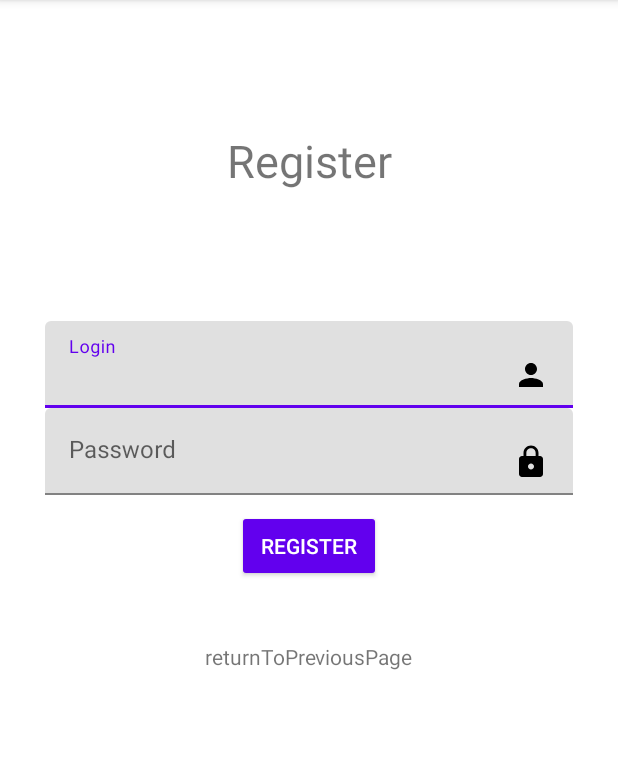
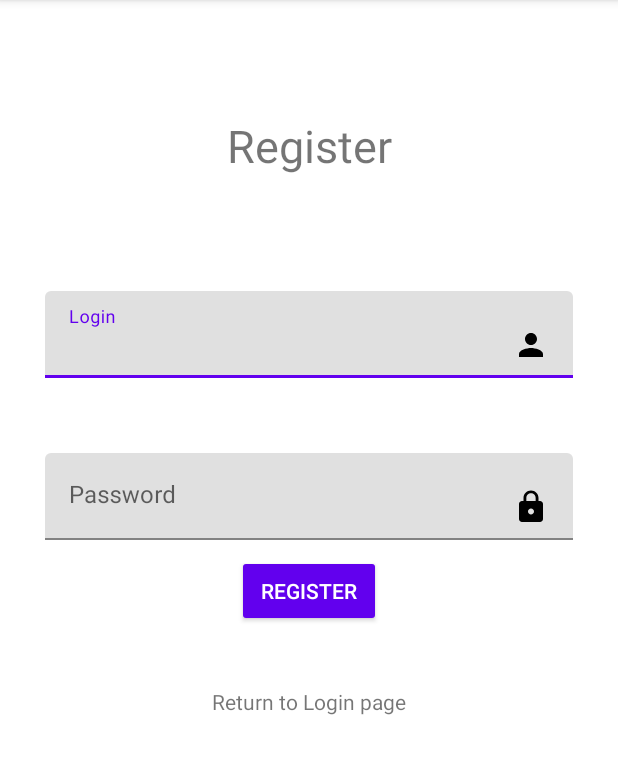
Before and after one commit to jakubpraszkowski/Dating-application-with-Pepe-memes, an Android app: the Register screen opened directly, with no data from a screen before it, on a phone screen of 412 x 824 dp, the part 84-858 px from its top. Run offline under Robolectric (Android 15) with nearby library versions, the phone set to English and light mode, and no system bars; libraries missing offline, so code that uses them is left out: com.vishnusivadas.advanced_httpurlconnection.

Commit message:
register activity visual changes

```diff
--- a/app/src/main/res/layout/activity_register.xml
+++ b/app/src/main/res/layout/activity_register.xml
@@ -11,6 +11,8 @@
         android:layout_width="match_parent"
         android:layout_height="wrap_content"
         app:layout_constraintBottom_toBottomOf="parent"
+        app:layout_constraintEnd_toEndOf="parent"
+        app:layout_constraintStart_toStartOf="parent"
         app:layout_constraintTop_toTopOf="parent"
         app:layout_constraintVertical_bias="0.4">
 
@@ -38,18 +40,20 @@
             android:id="@+id/textInputLayoutPassword"
             android:layout_width="match_parent"
             android:layout_height="wrap_content"
-            android:layout_marginLeft="30dp"
-            android:layout_marginRight="30dp"
+            android:layout_marginStart="30dp"
+            android:layout_marginTop="50dp"
+            android:layout_marginEnd="30dp"
             android:hint="@string/Password"
-            app:layout_constraintTop_toBottomOf="@+id/textInputLayoutUsername"
-            tools:layout_editor_absoluteX="0dp">
+            app:layout_constraintEnd_toEndOf="parent"
+            app:layout_constraintStart_toStartOf="parent"
+            app:layout_constraintTop_toBottomOf="@+id/textInputLayoutUsername">
 
             <com.google.android.material.textfield.TextInputEditText
                 android:id="@+id/password"
                 android:layout_width="match_parent"
                 android:layout_height="wrap_content"
+                android:drawableRight="@drawable/password"
                 android:inputType="textPassword"
-                android:drawableRight="@drawable/password"
                 tools:targetApi="jelly_bean" />
         </com.google.android.material.textfield.TextInputLayout>
 
--- a/app/src/main/res/values/strings.xml
+++ b/app/src/main/res/values/strings.xml
@@ -1,7 +1,7 @@
 <resources>
     <string name="app_name">meme_dating</string>
     <string name="login">Login</string>
-    <string name="returntopreviouspage">returnToPreviousPage</string>
+    <string name="returntopreviouspage">Return to Login page</string>
     <string name="Password">Password</string>
     <string name="Register">Register</string>
     <string name="title_activity_category_menu">CategoryMenuActivity</string>
```
